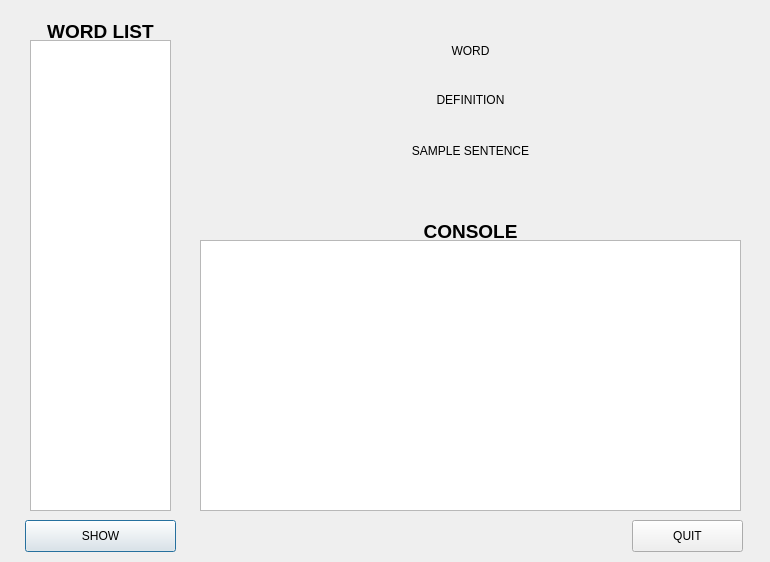
Yee172/AlphabetQs, file GUI/main.ui: the form before one commit.
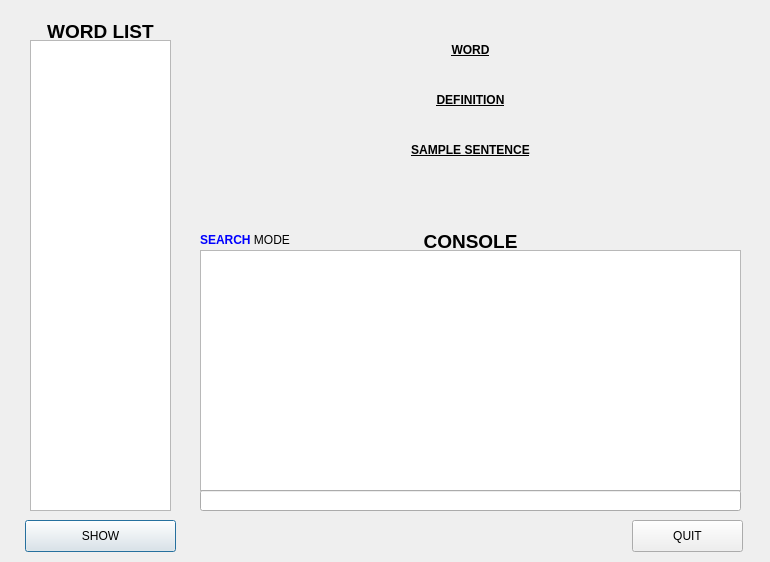
The form after the commit.

The edit to the form file:
```diff
--- a/GUI/main.ui
+++ b/GUI/main.ui
@@ -79,7 +79,7 @@
     </rect>
    </property>
    <property name="text">
-    <string>WORD</string>
+    <string>&lt;html&gt;&lt;head/&gt;&lt;body&gt;&lt;p&gt;&lt;span style=&quot; font-weight:600; text-decoration: underline;&quot;&gt;WORD&lt;/span&gt;&lt;/p&gt;&lt;/body&gt;&lt;/html&gt;</string>
    </property>
    <property name="textFormat">
     <enum>Qt::AutoText</enum>
@@ -117,7 +117,7 @@
     </rect>
    </property>
    <property name="text">
-    <string>DEFINITION</string>
+    <string>&lt;html&gt;&lt;head/&gt;&lt;body&gt;&lt;p&gt;&lt;span style=&quot; font-weight:600; text-decoration: underline;&quot;&gt;DEFINITION&lt;/span&gt;&lt;/p&gt;&lt;/body&gt;&lt;/html&gt;</string>
    </property>
    <property name="alignment">
     <set>Qt::AlignCenter</set>
@@ -149,7 +149,7 @@
     </rect>
    </property>
    <property name="text">
-    <string>SAMPLE SENTENCE</string>
+    <string>&lt;html&gt;&lt;head/&gt;&lt;body&gt;&lt;p&gt;&lt;span style=&quot; font-weight:600; text-decoration: underline;&quot;&gt;SAMPLE SENTENCE&lt;/span&gt;&lt;/p&gt;&lt;/body&gt;&lt;/html&gt;</string>
    </property>
    <property name="alignment">
     <set>Qt::AlignCenter</set>
@@ -171,13 +171,13 @@
     <set>Qt::AlignCenter</set>
    </property>
   </widget>
-  <widget class="QPlainTextEdit" name="console">
+  <widget class="QTextBrowser" name="console_show_history">
    <property name="geometry">
     <rect>
      <x>200</x>
-     <y>240</y>
+     <y>250</y>
      <width>541</width>
-     <height>271</height>
+     <height>241</height>
     </rect>
    </property>
   </widget>
@@ -185,7 +185,7 @@
    <property name="geometry">
     <rect>
      <x>200</x>
-     <y>220</y>
+     <y>230</y>
      <width>541</width>
      <height>21</height>
     </rect>
@@ -223,6 +223,29 @@
     <string>QUIT</string>
    </property>
   </widget>
+  <widget class="QLineEdit" name="console">
+   <property name="geometry">
+    <rect>
+     <x>200</x>
+     <y>490</y>
+     <width>541</width>
+     <height>21</height>
+    </rect>
+   </property>
+  </widget>
+  <widget class="QLabel" name="label_mode">
+   <property name="geometry">
+    <rect>
+     <x>200</x>
+     <y>230</y>
+     <width>111</width>
+     <height>20</height>
+    </rect>
+   </property>
+   <property name="text">
+    <string>&lt;html&gt;&lt;head/&gt;&lt;body&gt;&lt;p&gt;&lt;span style=&quot; font-weight:600; color:#0000ff;&quot;&gt;SEARCH&lt;/span&gt; MODE&lt;/p&gt;&lt;/body&gt;&lt;/html&gt;</string>
+   </property>
+  </widget>
   <action name="actionread_in">
    <property name="checkable">
     <bool>false</bool>
```
Left out of the diff: 5 changed lines with no effect on the pictures.
